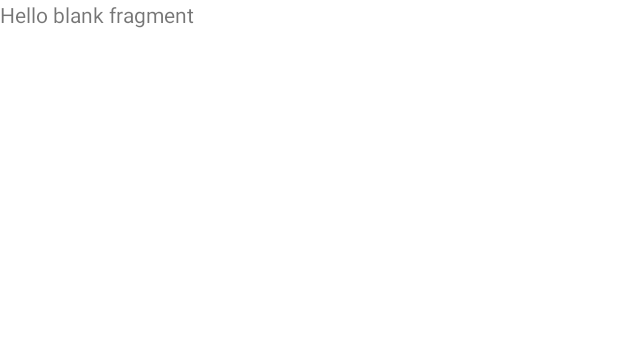
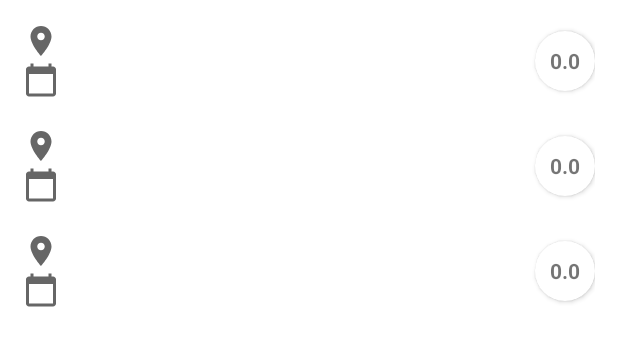
Before and after one commit to CSD-089/QuakeTodayID, an Android app: the layout fragment_terkini.xml on its own in the app's theme, with its tools: preview values and no code run, on a phone screen of 412 x 824 dp. Shown: the top 346 px of the screen. Run offline under Robolectric (Android 15) with nearby library versions, the phone set to English and light mode, and no system bars.

Commit message:
Adding gempa terkini list

```diff
--- a/app/src/main/java/com/example/quaketodayid/di/AppComponents.kt
+++ b/app/src/main/java/com/example/quaketodayid/di/AppComponents.kt
@@ -2,10 +2,12 @@ package com.example.quaketodayid.di
 
 import android.content.Context
 import com.example.quaketodayid.ui.ui.dashboard.DashboardFragment
+import com.example.quaketodayid.ui.ui.dirasakan.DirasakanFragment
 import com.example.quaketodayid.ui.ui.rating.RatingFragment
 import com.example.quaketodayid.ui.ui.setting.SettingFragment
 import com.example.quaketodayid.ui.ui.share.ShareFragment
 import com.example.quaketodayid.ui.ui.terbaru.TerbaruFragment
+import com.example.quaketodayid.ui.ui.terkini.TerkiniFragment
 import dagger.BindsInstance
 import dagger.Component
 import javax.inject.Singleton
@@ -24,6 +26,8 @@ interface AppComponents {
     fun inject(activity: ShareFragment)
     fun inject(fragment: DashboardFragment)
     fun inject(fragment: TerbaruFragment)
+    fun inject(fragment: TerkiniFragment)
+    fun inject(fragment: DirasakanFragment)
 //    fun inject(activity: ShowDetailActivity)
 //    fun inject(fragment: FavouriteMovieFragment)
 //    fun inject(fragment: FavouriteTvShowFragment)
--- a/app/src/main/java/com/example/quaketodayid/di/AppModule.kt
+++ b/app/src/main/java/com/example/quaketodayid/di/AppModule.kt
@@ -1,5 +1,6 @@
 package com.example.quaketodayid.di
 
+import com.example.quaketodayid.BuildConfig
 import com.example.quaketodayid.data.network.ApiService
 import com.jakewharton.retrofit2.adapter.kotlin.coroutines.CoroutineCallAdapterFactory
 import dagger.Module
@@ -13,7 +14,7 @@ class AppModule {
 
     @Singleton
     @Provides
-    fun provideRetrofitService(): ApiService = Retrofit.Builder().baseUrl("https://data.bmkg.go.id/DataMKG/TEWS/")
+    fun provideRetrofitService(): ApiService = Retrofit.Builder().baseUrl(BuildConfig.BASE_URL)
         .addConverterFactory(GsonConverterFactory.create())
         .addCallAdapterFactory(CoroutineCallAdapterFactory())
         .build()
--- a/app/src/main/java/com/example/quaketodayid/ui/DashboardActivity.kt
+++ b/app/src/main/java/com/example/quaketodayid/ui/DashboardActivity.kt
@@ -27,7 +27,6 @@ class DashboardActivity : AppCompatActivity() {
 
         setSupportActionBar(binding.appBarDashboard.toolbar)
 
-
         val drawerLayout: DrawerLayout = binding.drawerLayout
         val navView: NavigationView = binding.navView
         val navController = findNavController(R.id.nav_host_fragment_content_dashboard)
--- a/app/src/main/java/com/example/quaketodayid/ui/ui/terbaru/TerbaruFragment.kt
+++ b/app/src/main/java/com/example/quaketodayid/ui/ui/terbaru/TerbaruFragment.kt
@@ -9,12 +9,14 @@ import android.view.ViewGroup
 import androidx.fragment.app.viewModels
 import androidx.lifecycle.Observer
 import com.example.quaketodayid.BaseApp
+import com.example.quaketodayid.BuildConfig
 import com.example.quaketodayid.R
 import com.example.quaketodayid.data.network.StatusResponse
 import com.example.quaketodayid.databinding.FragmentDashboardBinding
 import com.example.quaketodayid.databinding.FragmentTerbaruBinding
 import com.example.quaketodayid.di.VMFactory
 import com.example.quaketodayid.ui.MainViewModel
+import com.example.quaketodayid.utils.loadUrl
 import javax.inject.Inject
 
 
@@ -48,8 +50,9 @@ class TerbaruFragment : Fragment() {
                         srScale.text = "${data.magnitude}SR"
                         location.text = data.wilayah
                         coordinate.text = data.coordinates
-                        feel.text = data.wilayah
+                        potency.text = data.potensi
                         dateTime.text = "${data.tanggal}, ${data.jam}"
+                        shakemap.loadUrl(BuildConfig.BASE_URL+data.shakemap)
                     }
                 }
                 StatusResponse.EMPTY -> {
--- /dev/null
+++ b/app/src/main/res/drawable-v24/ic_baseline_graphic_eq_24.xml
@@ -0,0 +1,5 @@
+<vector android:autoMirrored="true" android:height="24dp"
+    android:tint="?attr/colorControlNormal" android:viewportHeight="24"
+    android:viewportWidth="24" android:width="24dp" xmlns:android="http://schemas.android.com/apk/res/android">
+    <path android:fillColor="@android:color/white" android:pathData="M7,18h2L9,6L7,6v12zM11,22h2L13,2h-2v20zM3,14h2v-4L3,10v4zM15,18h2L17,6h-2v12zM19,10v4h2v-4h-2z"/>
+</vector>
--- a/app/src/main/res/layout/fragment_terkini.xml
+++ b/app/src/main/res/layout/fragment_terkini.xml
@@ -5,10 +5,12 @@
     android:layout_height="match_parent"
     tools:context=".ui.ui.terkini.TerkiniFragment">
 
-    <!-- TODO: Update blank fragment layout -->
-    <TextView
+    <androidx.recyclerview.widget.RecyclerView
+        android:padding="5dp"
+        android:layout_marginBottom="50dp"
         android:layout_width="match_parent"
         android:layout_height="match_parent"
-        android:text="@string/hello_blank_fragment" />
+        android:id="@+id/recycler_view"
+        tools:listitem="@layout/gempa_item"/>
 
 </FrameLayout>
--- /dev/null
+++ b/app/src/main/res/layout/gempa_item.xml
@@ -0,0 +1,57 @@
+<?xml version="1.0" encoding="utf-8"?>
+<androidx.constraintlayout.widget.ConstraintLayout xmlns:android="http://schemas.android.com/apk/res/android"
+    xmlns:app="http://schemas.android.com/apk/res-auto"
+    xmlns:tools="http://schemas.android.com/tools"
+    android:layout_width="match_parent"
+    android:layout_height="wrap_content"
+    android:padding="10dp">
+
+    <TextView
+        android:id="@+id/item_location"
+        android:layout_width="0dp"
+        android:layout_marginEnd="10dp"
+        android:layout_height="wrap_content"
+        app:layout_constraintEnd_toStartOf="@+id/cardView"
+        app:layout_constraintStart_toStartOf="parent"
+        app:layout_constraintTop_toTopOf="parent"
+        app:drawableLeftCompat="@drawable/ic_baseline_location_on_24" />
+
+    <TextView
+        android:id="@+id/item_time"
+        android:layout_width="0dp"
+        android:layout_marginTop="2dp"
+        android:layout_height="wrap_content"
+        app:layout_constraintEnd_toEndOf="@+id/item_location"
+        app:layout_constraintStart_toStartOf="@+id/item_location"
+        app:layout_constraintTop_toBottomOf="@+id/item_location"
+        app:drawableLeftCompat="@drawable/ic_baseline_calendar_today_24" />
+
+    <androidx.cardview.widget.CardView
+        android:id="@+id/cardView"
+        android:layout_width="wrap_content"
+        android:layout_height="0dp"
+        android:padding="5dp"
+        app:cardBackgroundColor="@color/white"
+        app:cardCornerRadius="30dp"
+        app:layout_constraintBottom_toBottomOf="parent"
+        app:layout_constraintDimensionRatio="1:1"
+        app:layout_constraintEnd_toEndOf="parent"
+        app:layout_constraintTop_toTopOf="parent">
+
+        <TextView
+            android:id="@+id/item_magnitude"
+            android:layout_width="match_parent"
+            android:layout_height="wrap_content"
+            android:layout_gravity="center"
+            android:text="0.0"
+            android:layout_margin="10dp"
+            android:textAlignment="center"
+            android:textStyle="bold"
+            app:layout_constraintBottom_toBottomOf="parent"
+            app:layout_constraintEnd_toEndOf="parent"
+            app:layout_constraintTop_toTopOf="parent" />
+    </androidx.cardview.widget.CardView>
+
+
+
+</androidx.constraintlayout.widget.ConstraintLayout>
--- a/build.gradle
+++ b/build.gradle
@@ -3,7 +3,9 @@ buildscript {
     repositories {
         google()
         mavenCentral()
-        maven { url 'https://maven.google.com' }
+        maven {url 'https://maven.google.com'}
+        maven { url 'https://jitpack.io' }
+
     }
     dependencies {
         classpath "com.android.tools.build:gradle:7.0.3"
@@ -15,6 +17,8 @@ buildscript {
     }
 }
 
+
+
 task clean(type: Delete) {
     delete rootProject.buildDir
 }
--- a/settings.gradle
+++ b/settings.gradle
@@ -3,6 +3,7 @@ dependencyResolutionManagement {
     repositories {
         google()
         mavenCentral()
+        maven { url 'https://jitpack.io' }
         jcenter() // Warning: this repository is going to shut down soon
     }
 }
```
Also changed, not shown: app/build.gradle (+12 -0 lines), app/src/main/java/com/example/quaketodayid/data/model/NewestGempaResponse.kt (+7 -1 lines), app/src/main/java/com/example/quaketodayid/di/VMModules.kt (+0 -15 lines), app/src/main/java/com/example/quaketodayid/ui/ui/terkini/ItemAdapter.kt (added, +53 -0 lines), app/src/main/java/com/example/quaketodayid/ui/ui/terkini/TerkiniFragment.kt (+44 -36 lines), app/src/main/java/com/example/quaketodayid/utils/KotlinExtension.kt (added, +21 -0 lines), app/src/main/res/layout/fragment_terbaru.xml (+18 -5 lines), app/src/main/res/raw/loading.json (added, +1 -0 lines).
